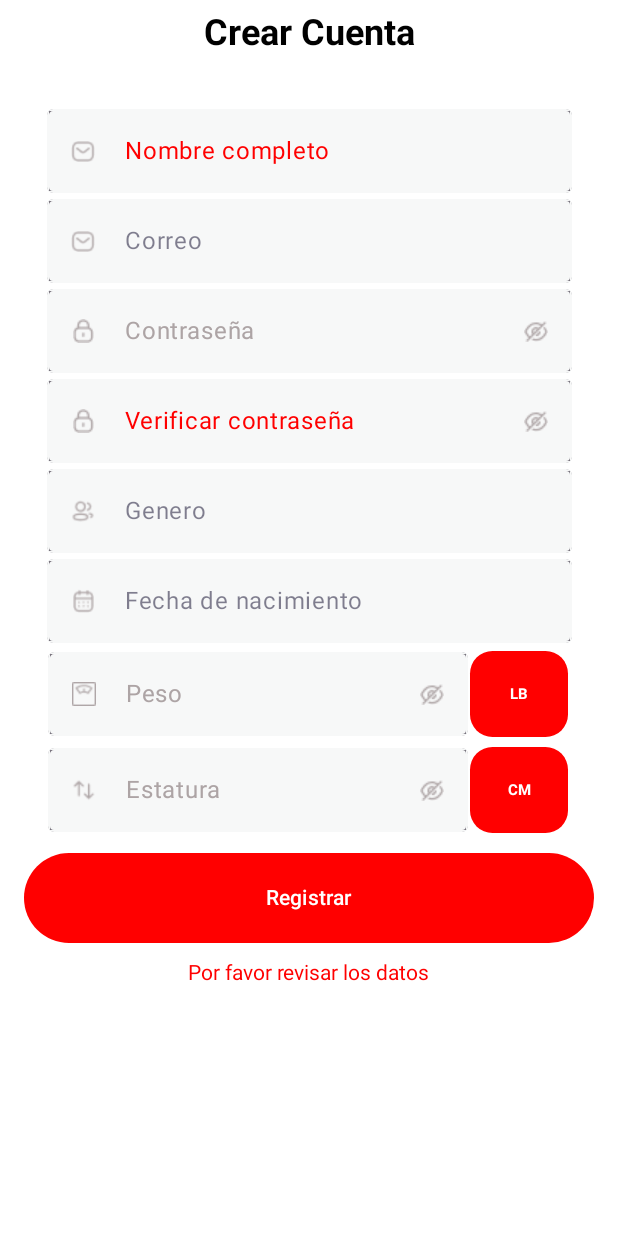
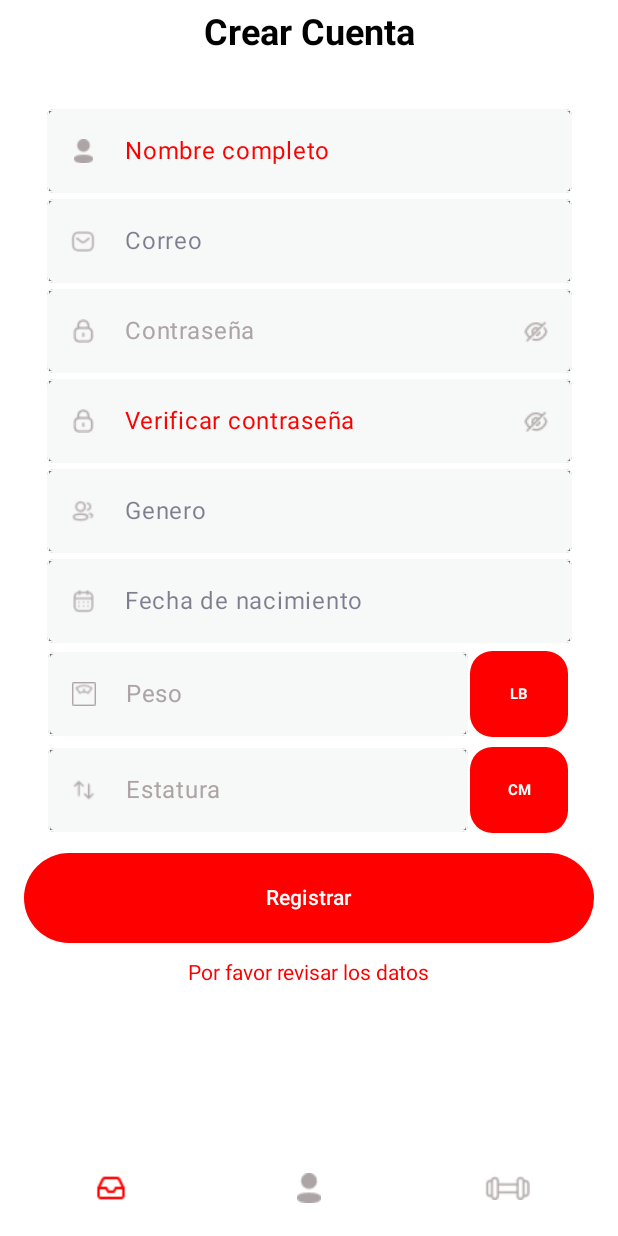
Before and after one commit to Empresa-Fly-Club-PDM/LiftApp, an Android app built with Jetpack Compose: the @Preview function prevRegister, on a phone screen of 412 x 824 dp. Run offline under Robolectric (Android 15) with nearby library versions, the phone set to English and light mode, and no system bars.

Commit message:
Fix register view

```diff
--- a/app/src/main/java/com/jder00138218/liftapp/ui/register/Register.kt
+++ b/app/src/main/java/com/jder00138218/liftapp/ui/register/Register.kt
@@ -38,6 +38,7 @@ import androidx.compose.ui.tooling.preview.Preview
 import androidx.compose.ui.unit.dp
 import androidx.compose.ui.unit.sp
 import com.jder00138218.liftapp.R
+import com.jder00138218.liftapp.ui.administrator.exerciseManager.Menu
 
 @Preview(name = "prevRegister", showBackground = true)
 @Composable
@@ -86,7 +87,7 @@ fun prevRegister() {
                     .background(Color.White),
                 horizontalAlignment = Alignment.CenterHorizontally
             ) {
-                // Menu() TODO -> ADD MENU
+                Menu()
             }
 
         }
@@ -142,7 +143,7 @@ fun FieldDetaile(name: String) {
 
     if (name == "Nombre completo") {
         colorPH = Color.Red
-        //iconId = R.drawable.profile
+        iconId = R.drawable.profile
     }
 
     if (name == "Genero") {
@@ -296,18 +297,6 @@ fun FieldDetaileWB(name: String) {
                     tint = colorResource(id = R.color.gray_text)
                 )
             },
-            trailingIcon = {
-
-                Icon(
-                    modifier = Modifier
-                        .size(16.dp)
-                        .clickable { },
-
-                    painter = painterResource(id = R.drawable.icon_hide),
-                    contentDescription = "Hide Icon",
-                    tint = colorResource(id = R.color.gray_text)
-                )
-            },
             keyboardOptions = KeyboardOptions(
                 keyboardType = KeyboardType.Text,
                 imeAction = ImeAction.Next
--- a/app/src/main/java/com/jder00138218/liftapp/ui/user/addexercisetoroutine/AddExerciseToRoutine.kt
+++ b/app/src/main/java/com/jder00138218/liftapp/ui/user/addexercisetoroutine/AddExerciseToRoutine.kt
@@ -51,6 +51,7 @@ fun AddExerciseToRoutine(){
                 horizontalAlignment = Alignment.CenterHorizontally,
                 verticalArrangement = Arrangement.Bottom) {
                 UserBottomMenu()
+
             }
         }
     }
```
